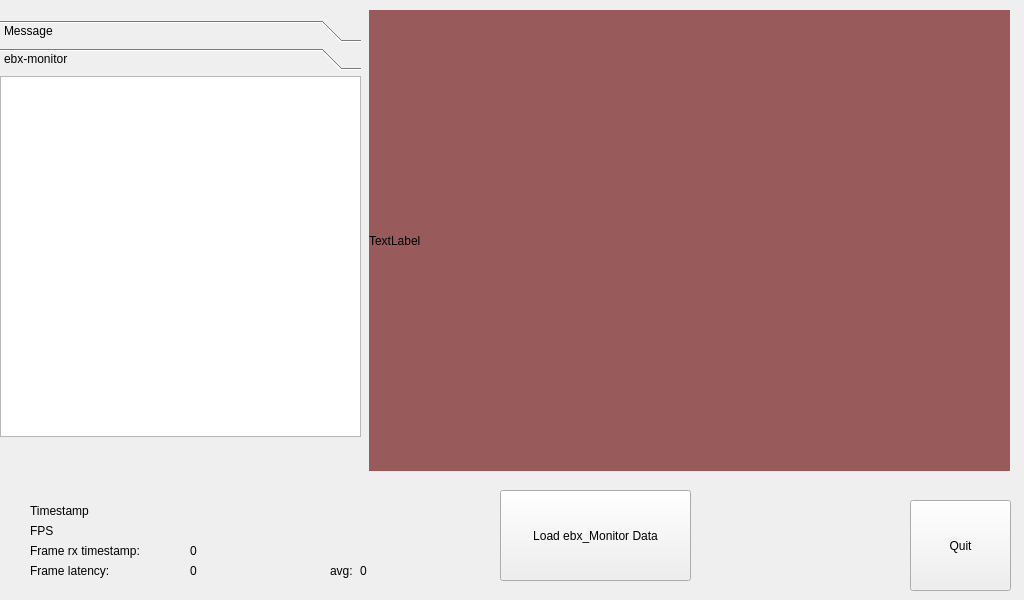
The window that eyetrackerwindow.ui (EBXFS15/EyeTrackerQt) describes before a commit, drawn with Qt 5.
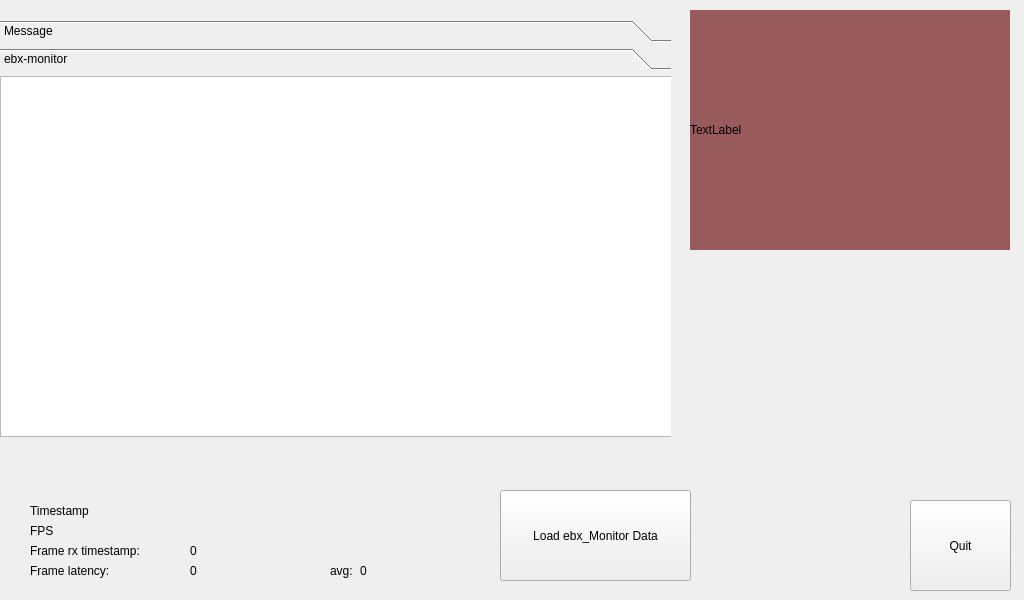
The same window after the commit.

Commit message: CHANGED: resized image preview to 320x240 CHANGED: disabled auto exposure

```diff
--- a/eyetrackerwindow.ui
+++ b/eyetrackerwindow.ui
@@ -23,10 +23,10 @@
    <widget class="QLabel" name="label">
     <property name="geometry">
      <rect>
-      <x>369</x>
+      <x>690</x>
       <y>10</y>
-      <width>641</width>
-      <height>461</height>
+      <width>320</width>
+      <height>240</height>
      </rect>
     </property>
     <property name="autoFillBackground">
@@ -86,7 +86,7 @@
      <rect>
       <x>0</x>
       <y>20</y>
-      <width>361</width>
+      <width>671</width>
       <height>471</height>
      </rect>
     </property>
@@ -133,7 +133,7 @@
       <rect>
        <x>0</x>
        <y>0</y>
-       <width>361</width>
+       <width>671</width>
        <height>409</height>
       </rect>
      </property>
@@ -145,7 +145,7 @@
        <rect>
         <x>0</x>
         <y>0</y>
-        <width>361</width>
+        <width>681</width>
         <height>361</height>
        </rect>
       </property>
```
The commit also changes 1 other file.
